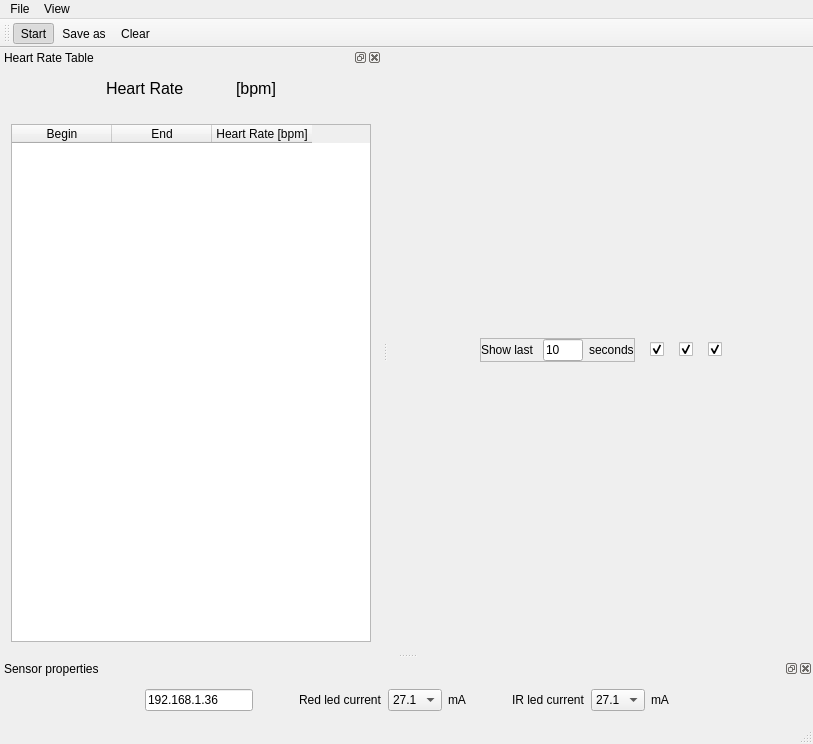
The window that telemed_desktop/telemed_desktop/MainWin.ui (slavek1250/telemed) describes before a commit, drawn with Qt 5.
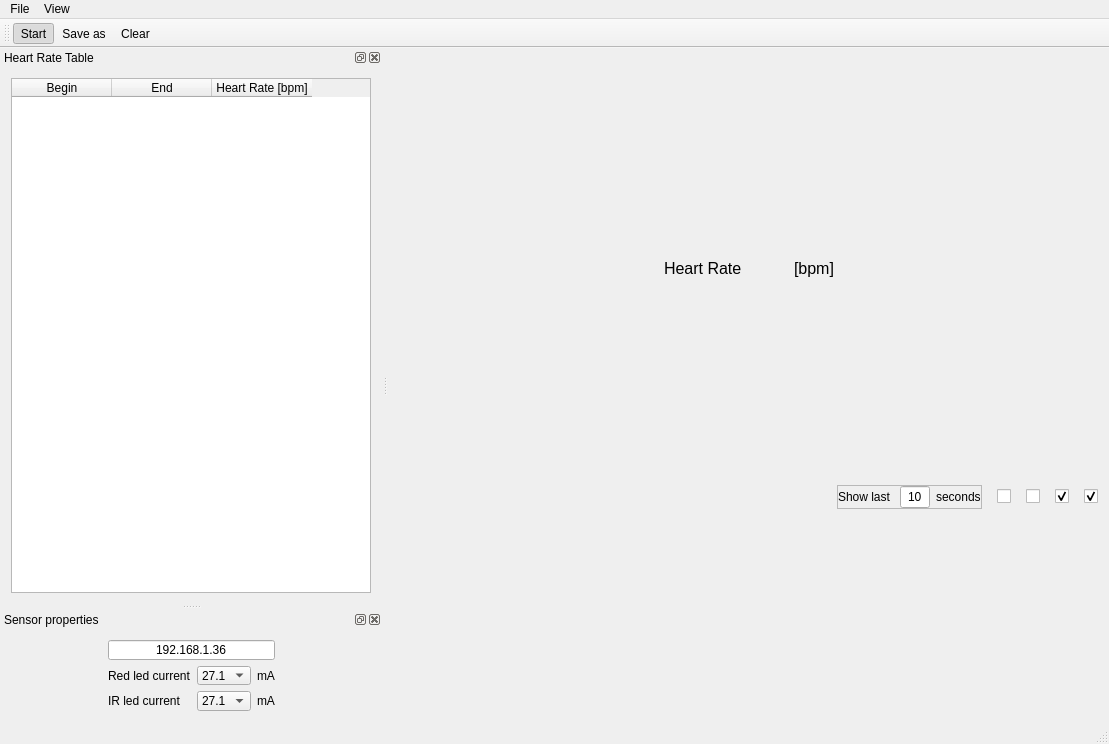
The same window after the commit. Icons and pictures are not drawn.

Commit message: Heart rate tachogram, modificated ui, computing quantile mean for new data

```diff
--- a/telemed_desktop/telemed_desktop/MainWin.ui
+++ b/telemed_desktop/telemed_desktop/MainWin.ui
@@ -6,7 +6,7 @@
    <rect>
     <x>0</x>
     <y>0</y>
-    <width>813</width>
+    <width>1109</width>
     <height>744</height>
    </rect>
   </property>
@@ -15,6 +15,99 @@
   </property>
   <widget class="QWidget" name="centralWidget">
    <layout class="QVBoxLayout" name="verticalLayout">
+    <item>
+     <layout class="QHBoxLayout" name="horizontalLayout_2">
+      <item>
+       <spacer name="horizontalSpacer_2">
+        <property name="orientation">
+         <enum>Qt::Horizontal</enum>
+        </property>
+        <property name="sizeHint" stdset="0">
+         <size>
+          <width>40</width>
+          <height>20</height>
+         </size>
+        </property>
+       </spacer>
+      </item>
+      <item>
+       <widget class="QLabel" name="label_3">
+        <property name="sizePolicy">
+         <sizepolicy hsizetype="Maximum" vsizetype="Maximum">
+          <horstretch>0</horstretch>
+          <verstretch>0</verstretch>
+         </sizepolicy>
+        </property>
+        <property name="font">
+         <font>
+          <pointsize>12</pointsize>
+         </font>
+        </property>
+        <property name="text">
+         <string>Heart Rate</string>
+        </property>
+       </widget>
+      </item>
+      <item>
+       <widget class="QLabel" name="HRLbl">
+        <property name="sizePolicy">
+         <sizepolicy hsizetype="Maximum" vsizetype="Maximum">
+          <horstretch>0</horstretch>
+          <verstretch>0</verstretch>
+         </sizepolicy>
+        </property>
+        <property name="minimumSize">
+         <size>
+          <width>40</width>
+          <height>0</height>
+         </size>
+        </property>
+        <property name="font">
+         <font>
+          <pointsize>12</pointsize>
+         </font>
+        </property>
+        <property name="text">
+         <string/>
+        </property>
+       </widget>
+      </item>
+      <item>
+       <widget class="QLabel" name="label_5">
+        <property name="sizePolicy">
+         <sizepolicy hsizetype="Maximum" vsizetype="Maximum">
+          <horstretch>0</horstretch>
+          <verstretch>0</verstretch>
+         </sizepolicy>
+        </property>
+        <property name="font">
+         <font>
+          <pointsize>12</pointsize>
+         </font>
+        </property>
+        <property name="text">
+         <string>[bpm]</string>
+        </property>
+       </widget>
+      </item>
+      <item>
+       <spacer name="horizontalSpacer_3">
+        <property name="orientation">
+         <enum>Qt::Horizontal</enum>
+        </property>
+        <property name="sizeHint" stdset="0">
+         <size>
+          <width>40</width>
+          <height>20</height>
+         </size>
+        </property>
+       </spacer>
+      </item>
+     </layout>
+    </item>
+    <item>
+     <layout class="QVBoxLayout" name="plotLayout"/>
+    </item>
     <item>
      <layout class="QHBoxLayout" name="horizontalLayout">
       <property name="spacing">
@@ -77,7 +170,7 @@
            </property>
            <property name="maximumSize">
             <size>
-             <width>40</width>
+             <width>30</width>
              <height>16777215</height>
             </size>
            </property>
@@ -90,6 +183,9 @@
            <property name="text">
             <string>10</string>
            </property>
+           <property name="alignment">
+            <set>Qt::AlignCenter</set>
+           </property>
           </widget>
          </item>
          <item>
@@ -114,7 +210,7 @@
          <string/>
         </property>
         <property name="checked">
-         <bool>true</bool>
+         <bool>false</bool>
         </property>
        </widget>
       </item>
@@ -124,7 +220,7 @@
          <string/>
         </property>
         <property name="checked">
-         <bool>true</bool>
+         <bool>false</bool>
         </property>
        </widget>
       </item>
@@ -139,17 +235,14 @@
        </widget>
       </item>
       <item>
-       <spacer name="horizontalSpacer">
-        <property name="orientation">
-         <enum>Qt::Horizontal</enum>
+       <widget class="QCheckBox" name="hrChckBox">
+        <property name="text">
+         <string/>
         </property>
-        <property name="sizeHint" stdset="0">
-         <size>
-          <width>40</width>
-          <height>20</height>
-         </size>
+        <property name="checked">
+         <bool>true</bool>
         </property>
-       </spacer>
+       </widget>
       </item>
      </layout>
     </item>
@@ -163,7 +256,7 @@
     <rect>
      <x>0</x>
      <y>0</y>
-     <width>813</width>
+     <width>1109</width>
      <height>21</height>
     </rect>
    </property>
@@ -201,7 +294,7 @@
   <widget class="QStatusBar" name="statusBar"/>
   <widget class="QDockWidget" name="tableDockWgt">
    <property name="sizePolicy">
-    <sizepolicy hsizetype="Minimum" vsizetype="Preferred">
+    <sizepolicy hsizetype="Minimum" vsizetype="Expanding">
      <horstretch>0</horstretch>
      <verstretch>0</verstretch>
     </sizepolicy>
@@ -214,116 +307,10 @@
    </attribute>
    <widget class="QWidget" name="dockWidgetContents">
     <layout class="QVBoxLayout" name="verticalLayout_2">
-     <item>
-      <layout class="QHBoxLayout" name="horizontalLayout_2">
-       <item>
-        <spacer name="horizontalSpacer_2">
-         <property name="orientation">
-          <enum>Qt::Horizontal</enum>
-         </property>
-         <property name="sizeHint" stdset="0">
-          <size>
-           <width>40</width>
-           <height>20</height>
-          </size>
-         </property>
-        </spacer>
-       </item>
-       <item>
-        <widget class="QLabel" name="label_3">
-         <property name="sizePolicy">
-          <sizepolicy hsizetype="Maximum" vsizetype="Preferred">
-           <horstretch>0</horstretch>
-           <verstretch>0</verstretch>
-          </sizepolicy>
-         </property>
-         <property name="font">
-          <font>
-           <pointsize>12</pointsize>
-          </font>
-         </property>
-         <property name="text">
-          <string>Heart Rate</string>
-         </property>
-        </widget>
-       </item>
-       <item>
-        <widget class="QLabel" name="HRLbl">
-         <property name="sizePolicy">
-          <sizepolicy hsizetype="Maximum" vsizetype="Preferred">
-           <horstretch>0</horstretch>
-           <verstretch>0</verstretch>
-          </sizepolicy>
-         </property>
-         <property name="minimumSize">
-          <size>
-           <width>40</width>
-           <height>0</height>
-          </size>
-         </property>
-         <property name="font">
-          <font>
-           <pointsize>12</pointsize>
-          </font>
-         </property>
-         <property name="text">
-          <string/>
-         </property>
-        </widget>
-       </item>
-       <item>
-        <widget class="QLabel" name="label_5">
-         <property name="sizePolicy">
-          <sizepolicy hsizetype="Maximum" vsizetype="Preferred">
-           <horstretch>0</horstretch>
-           <verstretch>0</verstretch>
-          </sizepolicy>
-         </property>
-         <property name="font">
-          <font>
-           <pointsize>12</pointsize>
-          </font>
-         </property>
-         <property name="text">
-          <string>[bpm]</string>
-         </property>
-        </widget>
-       </item>
-       <item>
-        <spacer name="horizontalSpacer_3">
-         <property name="orientation">
-          <enum>Qt::Horizontal</enum>
-         </property>
-         <property name="sizeHint" stdset="0">
-          <size>
-           <width>40</width>
-           <height>20</height>
-          </size>
-         </property>
-        </spacer>
-       </item>
-      </layout>
-     </item>
-     <item>
-      <spacer name="verticalSpacer">
-       <property name="orientation">
-        <enum>Qt::Vertical</enum>
-       </property>
-       <property name="sizeType">
-        <enum>QSizePolicy::Maximum</enum>
-       </property>
-       <property name="sizeHint" stdset="0">
-        <size>
-         <width>20</width>
-         <height>20</height>
-        </size>
-       </property>
-      </spacer>
-     </item>
      <item>
       <widget class="QTableWidget" name="HRTab">
        <property name="sizePolicy">
-        <sizepolicy hsizetype="MinimumExpanding" vsizetype="Expanding">
+        <sizepolicy hsizetype="Expanding" vsizetype="Expanding">
          <horstretch>0</horstretch>
          <verstretch>0</verstretch>
         </sizepolicy>
@@ -355,6 +342,18 @@
    </widget>
   </widget>
   <widget class="QDockWidget" name="propDockWgt">
+   <property name="sizePolicy">
+    <sizepolicy hsizetype="Maximum" vsizetype="Preferred">
+     <horstretch>0</horstretch>
+     <verstretch>0</verstretch>
+    </sizepolicy>
+   </property>
+   <property name="maximumSize">
+    <size>
+     <width>524287</width>
+     <height>112</height>
+    </size>
+   </property>
    <property name="allowedAreas">
     <set>Qt::BottomDockWidgetArea|Qt::TopDockWidgetArea</set>
    </property>
@@ -362,69 +361,11 @@
     <string>Sensor properties</string>
    </property>
    <attribute name="dockWidgetArea">
-    <number>8</number>
+    <number>1</number>
    </attribute>
    <widget class="QWidget" name="dockWidgetContents_3">
-    <layout class="QHBoxLayout" name="horizontalLayout_3">
-     <item>
-      <spacer name="horizontalSpacer_4">
-       <property name="orientation">
-        <enum>Qt::Horizontal</enum>
-       </property>
-       <property name="sizeHint" stdset="0">
-        <size>
-         <width>40</width>
-         <height>20</height>
-        </size>
-       </property>
-      </spacer>
-     </item>
-     <item>
-      <widget class="QLineEdit" name="ipEdt">
-       <property name="sizePolicy">
-        <sizepolicy hsizetype="Maximum" vsizetype="Fixed">
-         <horstretch>0</horstretch>
-         <verstretch>0</verstretch>
-        </sizepolicy>
-       </property>
-       <property name="text">
-        <string>192.168.1.36</string>
-       </property>
-       <property name="placeholderText">
-        <string>IP address of a device</string>
-       </property>
-      </widget>
-     </item>
-     <item>
-      <spacer name="horizontalSpacer_7">
-       <property name="orientation">
-        <enum>Qt::Horizontal</enum>
-       </property>
-       <property name="sizeType">
-        <enum>QSizePolicy::Maximum</enum>
-       </property>
-       <property name="sizeHint" stdset="0">
-        <size>
-         <width>40</width>
-         <height>20</height>
-        </size>
-       </property>
-      </spacer>
-     </item>
-     <item>
-      <widget class="QLabel" name="label_4">
-       <property name="sizePolicy">
-        <sizepolicy hsizetype="Maximum" vsizetype="Preferred">
-         <horstretch>0</horstretch>
-         <verstretch>0</verstretch>
-        </sizepolicy>
-       </property>
-       <property name="text">
-        <string>Red led current</string>
-       </property>
-      </widget>
-     </item>
-     <item>
+    <layout class="QGridLayout" name="gridLayout">
+     <item row="2" column="2">
       <widget class="QComboBox" name="redLedCurrBox">
        <property name="sizePolicy">
         <sizepolicy hsizetype="Maximum" vsizetype="Fixed">
@@ -520,7 +461,116 @@
        </item>
       </widget>
      </item>
-     <item>
+     <item row="3" column="2">
+      <widget class="QComboBox" name="irLedCurrBox">
+       <property name="sizePolicy">
+        <sizepolicy hsizetype="Maximum" vsizetype="Fixed">
+         <horstretch>0</horstretch>
+         <verstretch>0</verstretch>
+        </sizepolicy>
+       </property>
+       <property name="currentIndex">
+        <number>8</number>
+       </property>
+       <property name="maxVisibleItems">
+        <number>15</number>
+       </property>
+       <item>
+        <property name="text">
+         <string>0</string>
+        </property>
+       </item>
+       <item>
+        <property name="text">
+         <string>4.4</string>
+        </property>
+       </item>
+       <item>
+        <property name="text">
+         <string>7.6</string>
+        </property>
+       </item>
+       <item>
+        <property name="text">
+         <string>11</string>
+        </property>
+       </item>
+       <item>
+        <property name="text">
+         <string>14.2</string>
+        </property>
+       </item>
+       <item>
+        <property name="text">
+         <string>17.4</string>
+        </property>
+       </item>
+       <item>
+        <property name="text">
+         <string>20.8</string>
+        </property>
+       </item>
+       <item>
+        <property name="text">
+         <string>24</string>
+        </property>
+       </item>
+       <item>
+        <property name="text">
+         <string>27.1</string>
+        </property>
+       </item>
+       <item>
+        <property name="text">
+         <string>30.6</string>
+        </property>
+       </item>
+       <item>
+        <property name="text">
+         <string>33.8</string>
+        </property>
+       </item>
+       <item>
+        <property name="text">
+         <string>37</string>
+        </property>
+       </item>
+       <item>
+        <property name="text">
+         <string>40.2</string>
+        </property>
+       </item>
+       <item>
+        <property name="text">
+         <string>43.6</string>
+        </property>
+       </item>
+       <item>
+        <property name="text">
+         <string>46.8</string>
+        </property>
+       </item>
+       <item>
+        <property name="text">
+         <string>50</string>
+        </property>
+       </item>
+      </widget>
+     </item>
+     <item row="2" column="4">
+      <spacer name="horizontalSpacer">
+       <property name="orientation">
+        <enum>Qt::Horizontal</enum>
+       </property>
+       <property name="sizeHint" stdset="0">
+        <size>
+         <width>40</width>
+         <height>20</height>
+        </size>
+       </property>
+      </spacer>
+     </item>
+     <item row="2" column="3">
       <widget class="QLabel" name="label_7">
        <property name="sizePolicy">
         <sizepolicy hsizetype="Maximum" vsizetype="Preferred">
@@ -533,14 +583,24 @@
        </property>
       </widget>
      </item>
-     <item>
-      <spacer name="horizontalSpacer_6">
+     <item row="2" column="1">
+      <widget class="QLabel" name="label_4">
+       <property name="sizePolicy">
+        <sizepolicy hsizetype="Maximum" vsizetype="Preferred">
+         <horstretch>0</horstretch>
+         <verstretch>0</verstretch>
+        </sizepolicy>
+       </property>
+       <property name="text">
+        <string>Red led current</string>
+       </property>
+      </widget>
+     </item>
+     <item row="2" column="0">
+      <spacer name="horizontalSpacer_4">
        <property name="orientation">
         <enum>Qt::Horizontal</enum>
        </property>
-       <property name="sizeType">
-        <enum>QSizePolicy::Maximum</enum>
-       </property>
        <property name="sizeHint" stdset="0">
         <size>
          <width>40</width>
@@ -549,7 +609,7 @@
        </property>
       </spacer>
      </item>
-     <item>
+     <item row="3" column="1">
       <widget class="QLabel" name="label_6">
        <property name="sizePolicy">
         <sizepolicy hsizetype="Maximum" vsizetype="Preferred">
@@ -562,103 +622,7 @@
        </property>
       </widget>
      </item>
-     <item>
-      <widget class="QComboBox" name="irLedCurrBox">
-       <property name="sizePolicy">
-        <sizepolicy hsizetype="Maximum" vsizetype="Fixed">
-         <horstretch>0</horstretch>
-         <verstretch>0</verstretch>
-        </sizepolicy>
-       </property>
-       <property name="currentIndex">
-        <number>8</number>
-       </property>
-       <property name="maxVisibleItems">
-        <number>15</number>
-       </property>
-       <item>
-        <property name="text">
-         <string>0</string>
-        </property>
-       </item>
-       <item>
-        <property name="text">
-         <string>4.4</string>
-        </property>
-       </item>
-       <item>
-        <property name="text">
-         <string>7.6</string>
-        </property>
-       </item>
-       <item>
-        <property name="text">
-         <string>11</string>
-        </property>
-       </item>
-       <item>
-        <property name="text">
-         <string>14.2</string>
-        </property>
-       </item>
-       <item>
-        <property name="text">
-         <string>17.4</string>
-        </property>
-       </item>
-       <item>
-        <property name="text">
-         <string>20.8</string>
-        </property>
-       </item>
-       <item>
-        <property name="text">
-         <string>24</string>
-        </property>
-       </item>
-       <item>
-        <property name="text">
-         <string>27.1</string>
-        </property>
-       </item>
-       <item>
-        <property name="text">
-         <string>30.6</string>
-        </property>
-       </item>
-       <item>
-        <property name="text">
-         <string>33.8</string>
-        </property>
-       </item>
-       <item>
-        <property name="text">
-         <string>37</string>
-        </property>
-       </item>
-       <item>
-        <property name="text">
-         <string>40.2</string>
-        </property>
-       </item>
-       <item>
-        <property name="text">
-         <string>43.6</string>
-        </property>
-       </item>
-       <item>
-        <property name="text">
-         <string>46.8</string>
-        </property>
-       </item>
-       <item>
-        <property name="text">
-         <string>50</string>
-        </property>
-       </item>
-      </widget>
-     </item>
-     <item>
+     <item row="3" column="3">
       <widget class="QLabel" name="label_8">
        <property name="sizePolicy">
         <sizepolicy hsizetype="Maximum" vsizetype="Preferred">
@@ -671,18 +635,30 @@
        </property>
       </widget>
      </item>
-     <item>
-      <spacer name="horizontalSpacer_5">
-       <property name="orientation">
-        <enum>Qt::Horizontal</enum>
+     <item row="1" column="1" colspan="3">
+      <widget class="QLineEdit" name="ipEdt">
+       <property name="sizePolicy">
+        <sizepolicy hsizetype="Maximum" vsizetype="Fixed">
+         <horstretch>0</horstretch>
+         <verstretch>0</verstretch>
+        </sizepolicy>
        </property>
-       <property name="sizeHint" stdset="0">
+       <property name="maximumSize">
         <size>
-         <width>40</width>
-         <height>20</height>
+         <width>1000</width>
+         <height>16777215</height>
         </size>
        </property>
-      </spacer>
+       <property name="text">
+        <string>192.168.1.36</string>
+       </property>
+       <property name="alignment">
+        <set>Qt::AlignCenter</set>
+       </property>
+       <property name="placeholderText">
+        <string>IP address of a device</string>
+       </property>
+      </widget>
      </item>
     </layout>
    </widget>
```
Left out of the diff: 8 changed lines with no effect on the pictures. The commit also changes 4 other files.
